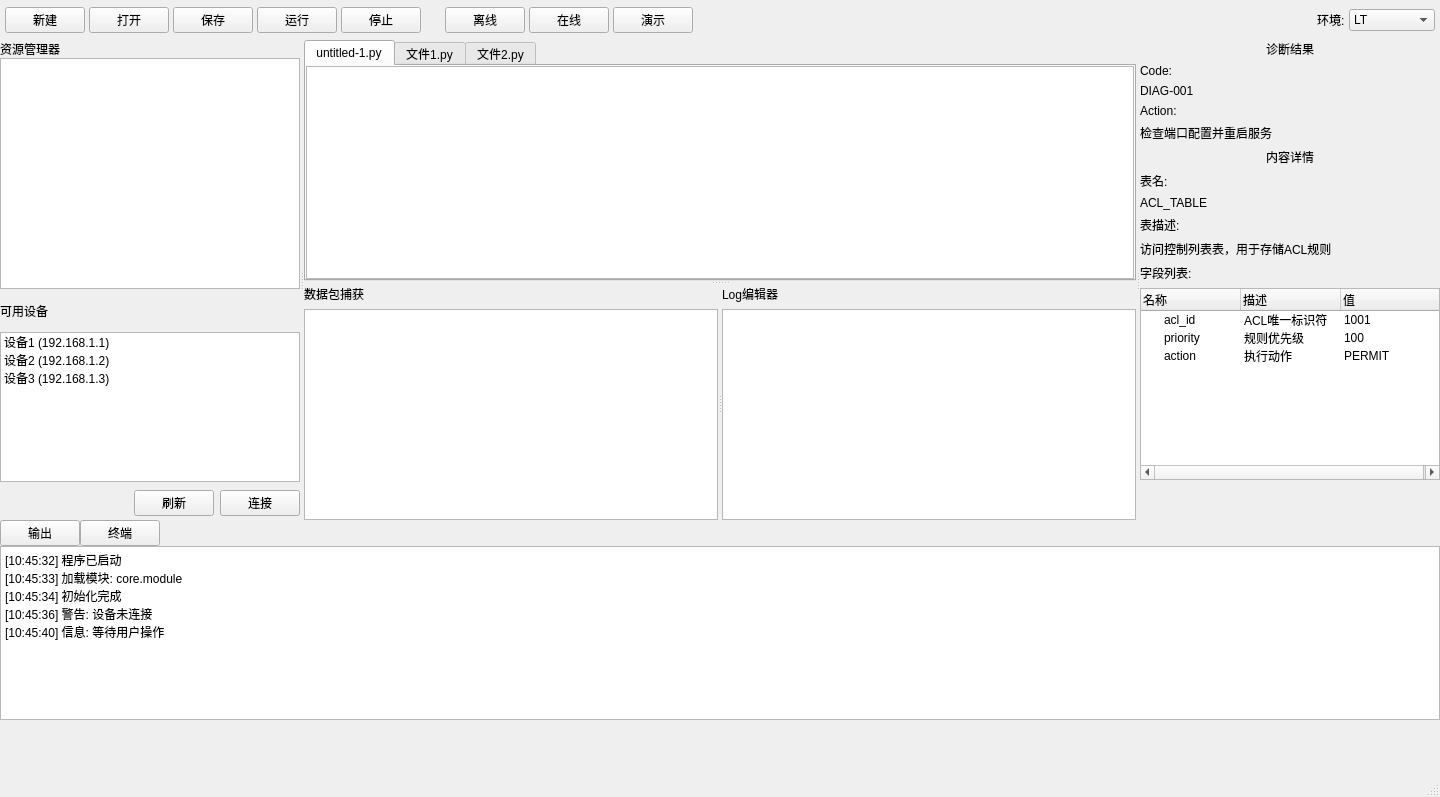
haimenlinchen/Pkjviz-py, file src/ui/main_window.ui: the form before one commit.
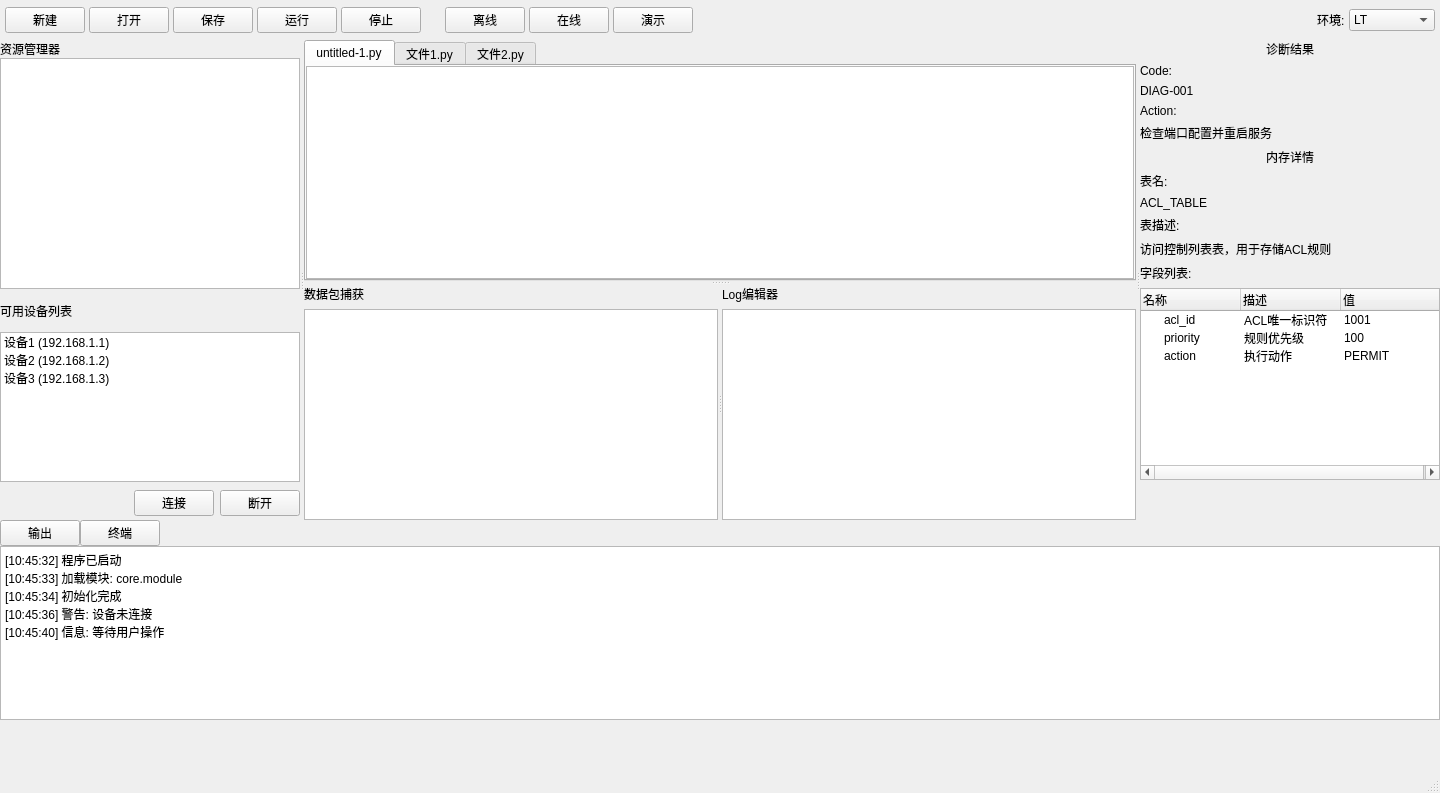
The form after the commit.

Patch:
```diff
--- a/src/ui/main_window.ui
+++ b/src/ui/main_window.ui
@@ -7,7 +7,7 @@
     <x>0</x>
     <y>0</y>
     <width>1440</width>
-    <height>797</height>
+    <height>793</height>
    </rect>
   </property>
   <property name="windowTitle">
@@ -260,14 +260,8 @@
            </property>
            <item>
             <widget class="QLabel" name="deviceListLabel">
-             <property name="minimumSize">
-              <size>
-               <width>300</width>
-               <height>0</height>
-              </size>
-             </property>
              <property name="text">
-              <string>可用设备</string>
+              <string>可用设备列表</string>
              </property>
             </widget>
            </item>
@@ -334,17 +328,17 @@
               <item>
                <widget class="QPushButton" name="refreshButton">
                 <property name="text">
-                 <string>刷新</string>
-                </property>
-               </widget>
-              </item>
-              <item>
-               <widget class="QPushButton" name="sendPacketButton">
-                <property name="text">
                  <string>连接</string>
                 </property>
                </widget>
               </item>
+              <item>
+               <widget class="QPushButton" name="sendPacketButton">
+                <property name="text">
+                 <string>断开</string>
+                </property>
+               </widget>
+              </item>
              </layout>
             </widget>
            </item>
@@ -486,7 +480,7 @@
         <item>
          <widget class="QLabel" name="contentLabel">
           <property name="text">
-           <string>&lt;html&gt;&lt;head/&gt;&lt;body&gt;&lt;p align=&quot;center&quot;&gt;内容详情&lt;/p&gt;&lt;/body&gt;&lt;/html&gt;</string>
+           <string>&lt;html&gt;&lt;head/&gt;&lt;body&gt;&lt;p align=&quot;center&quot;&gt;内存详情&lt;/p&gt;&lt;/body&gt;&lt;/html&gt;</string>
           </property>
          </widget>
         </item>
```
